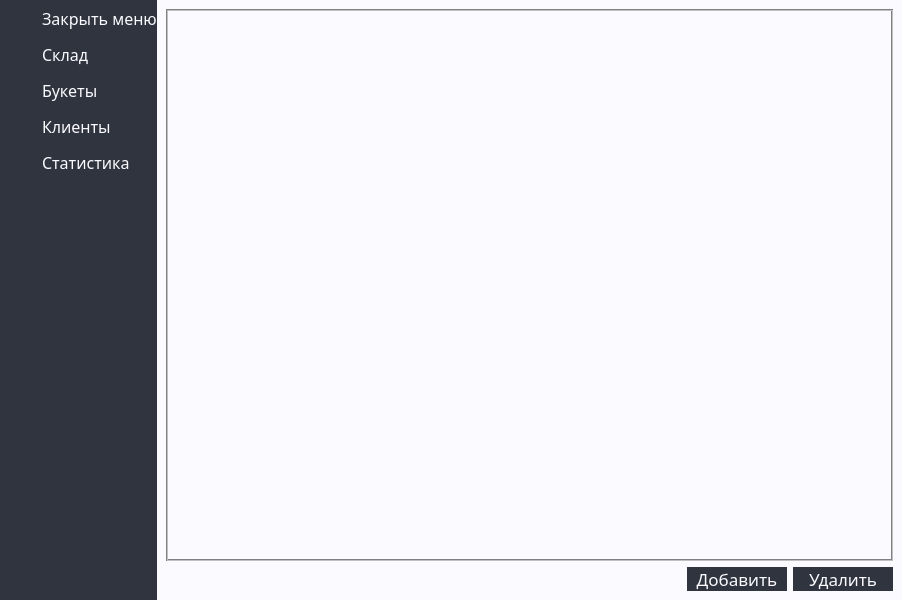
Qt form Organiser/mainwindow.ui (et3rnalpain/Organiser) before a commit.
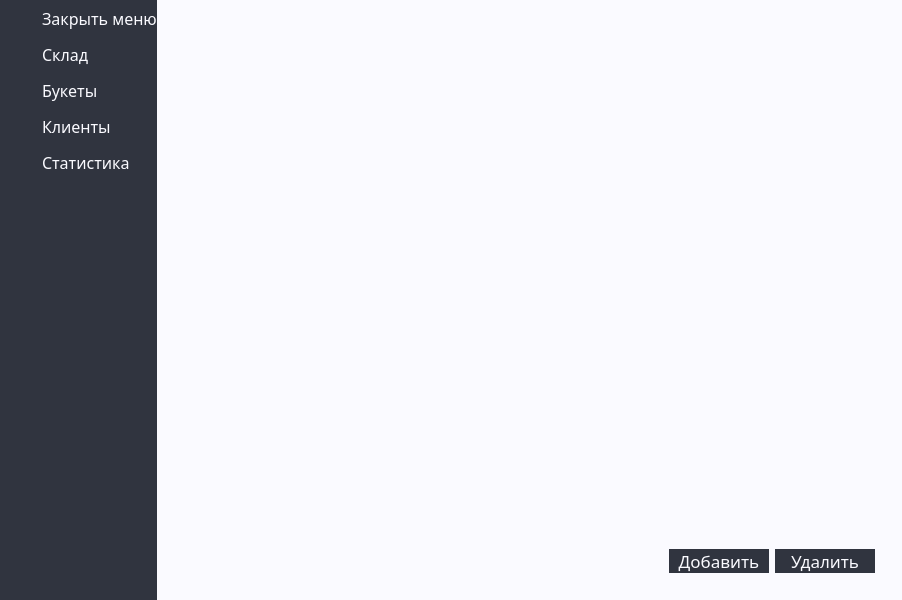
The same form after that commit. The open tabs and pages were chosen to show the change. Icons and pictures are not drawn.

The edit to the form file:
```diff
--- a/Organiser/mainwindow.ui
+++ b/Organiser/mainwindow.ui
@@ -1049,8 +1049,32 @@
          </widget>
          <widget class="QWidget" name="page_3">
           <layout class="QGridLayout" name="gridLayout_2">
+           <property name="leftMargin">
+            <number>9</number>
+           </property>
+           <property name="topMargin">
+            <number>9</number>
+           </property>
+           <property name="rightMargin">
+            <number>9</number>
+           </property>
+           <property name="bottomMargin">
+            <number>9</number>
+           </property>
            <item row="0" column="0">
             <layout class="QVBoxLayout" name="verticalLayout_7">
+             <property name="leftMargin">
+              <number>9</number>
+             </property>
+             <property name="topMargin">
+              <number>9</number>
+             </property>
+             <property name="rightMargin">
+              <number>9</number>
+             </property>
+             <property name="bottomMargin">
+              <number>9</number>
+             </property>
              <item>
               <widget class="QTableView" name="info">
                <property name="sizePolicy">
@@ -1059,13 +1083,20 @@
                  <verstretch>0</verstretch>
                 </sizepolicy>
                </property>
+               <property name="font">
+                <font>
+                 <family>Bahnschrift</family>
+                 <pointsize>-1</pointsize>
+                </font>
+               </property>
                <property name="styleSheet">
                 <string notr="true">QTableView {
-         Color: #30343f;
-         Background-color: #fafaff;
-         Selection-color: #fafaff;
-         Selection-background-color: #30343f;
-    border: 2px groove gray;
+         color: #30343f;
+	font-size: 13px;
+         background-color: #fafaff;
+         selection-color: #fafaff;
+         selection-background-color: #30343f;
+    /*border: 2px groove gray;*/
     border-radius: 0px;
     padding: 2px 4px;
 }
@@ -1074,16 +1105,32 @@
  }
 QHeaderView::section {
     color:  #fafaff;
+	font-size: 13px;
     background-color:  #30343f;
     border: 5px solid #30343f;
     border-radius:0px;
     border-color:  #30343f;
 } </string>
                </property>
+               <property name="gridStyle">
+                <enum>Qt::SolidLine</enum>
+               </property>
               </widget>
              </item>
              <item>
               <layout class="QHBoxLayout" name="horizontalLayout_4">
+               <property name="leftMargin">
+                <number>9</number>
+               </property>
+               <property name="topMargin">
+                <number>9</number>
+               </property>
+               <property name="rightMargin">
+                <number>9</number>
+               </property>
+               <property name="bottomMargin">
+                <number>9</number>
+               </property>
                <item>
                 <spacer name="horizontalSpacer_2">
                  <property name="orientation">
```
Left out of the diff: 9 changed lines with no effect on the pictures.
